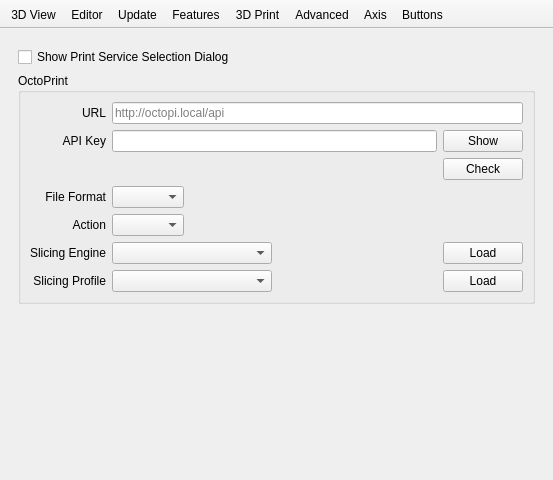
The window that src/Preferences.ui (openscad/openscad) describes before a commit, drawn with Qt 5.
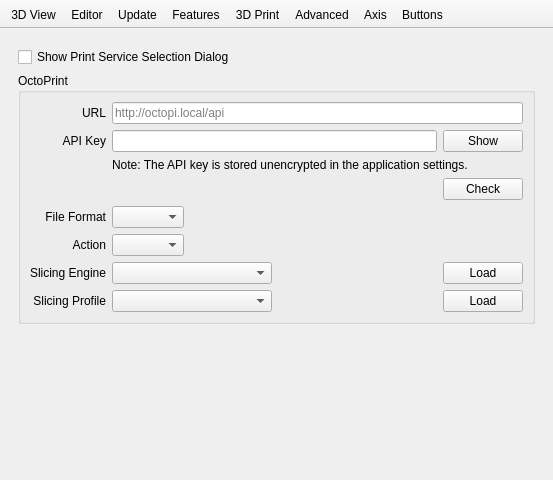
The same window after the commit. Icons and pictures are not drawn. Custom widgets are drawn as their Qt base class.

Commit message: Add note about API key stored unencrypted.

```diff
--- a/src/Preferences.ui
+++ b/src/Preferences.ui
@@ -1495,6 +1495,13 @@
              </item>
             </layout>
            </item>
+           <item row="2" column="2">
+            <widget class="QLabel" name="labelOctoPrintApiKeyNote">
+             <property name="text">
+              <string>Note: The API key is stored unencrypted in the application settings.</string>
+             </property>
+            </widget>
+           </item>
           </layout>
          </widget>
         </item>
```
